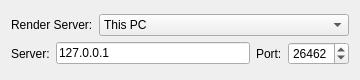
The window that dialogues/serversettings.ui (BattyBovine/AnimeRenderfarm) describes before a commit, drawn with Qt 5.
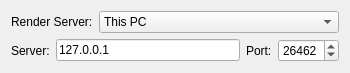
The same window after the commit.

Commit message: Altered dialog resize policies to automatically set an appropriate default size, then become unresizable. Also starting to write comments because I'll need those eventually.

Patch:
```diff
--- a/dialogues/serversettings.ui
+++ b/dialogues/serversettings.ui
@@ -9,27 +9,20 @@
    <rect>
     <x>0</x>
     <y>0</y>
-    <width>360</width>
-    <height>80</height>
+    <width>350</width>
+    <height>68</height>
    </rect>
   </property>
+  <property name="sizePolicy">
+   <sizepolicy hsizetype="Expanding" vsizetype="Expanding">
+    <horstretch>0</horstretch>
+    <verstretch>0</verstretch>
+   </sizepolicy>
+  </property>
   <property name="windowTitle">
    <string>Server Options</string>
   </property>
   <layout class="QVBoxLayout" name="verticalLayout">
-   <item>
-    <spacer name="verticalSpacer_2">
-     <property name="orientation">
-      <enum>Qt::Vertical</enum>
-     </property>
-     <property name="sizeHint" stdset="0">
-      <size>
-       <width>20</width>
-       <height>40</height>
-      </size>
-     </property>
-    </spacer>
-   </item>
    <item>
     <layout class="QHBoxLayout" name="horizontalLayout">
      <item>
@@ -99,19 +92,6 @@
      </item>
     </layout>
    </item>
-   <item>
-    <spacer name="verticalSpacer">
-     <property name="orientation">
-      <enum>Qt::Vertical</enum>
-     </property>
-     <property name="sizeHint" stdset="0">
-      <size>
-       <width>20</width>
-       <height>40</height>
-      </size>
-     </property>
-    </spacer>
-   </item>
   </layout>
  </widget>
  <resources/>
```
Left out of the diff: 12 changed lines with no effect on the pictures. The commit also changes 6 other files.
